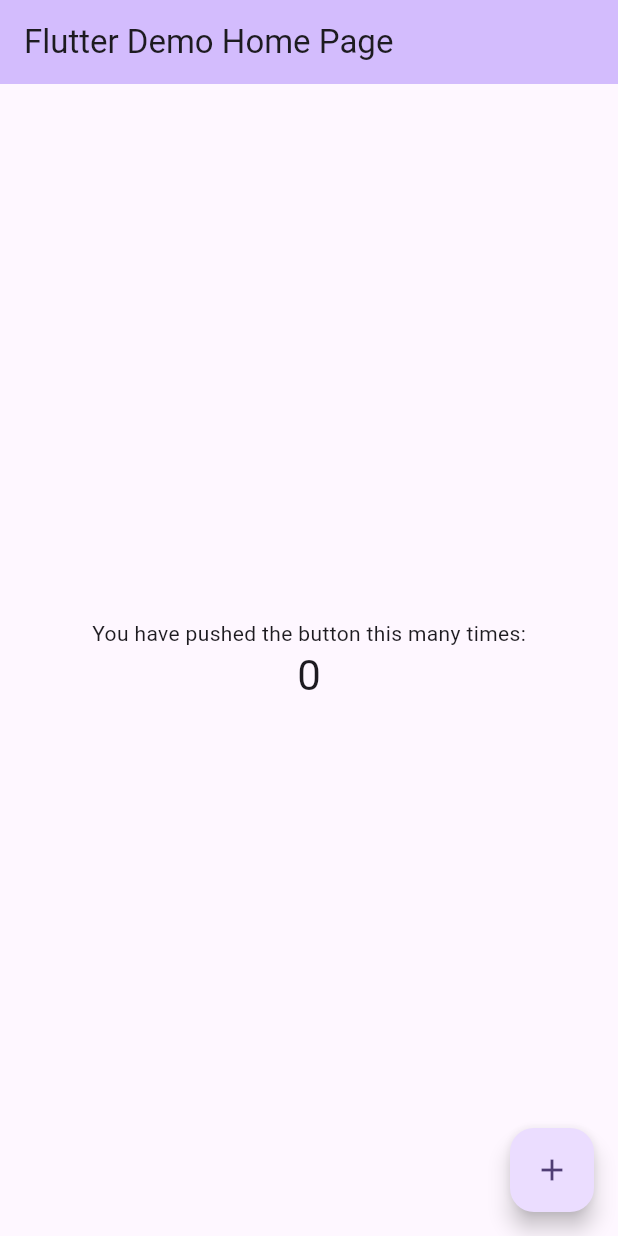
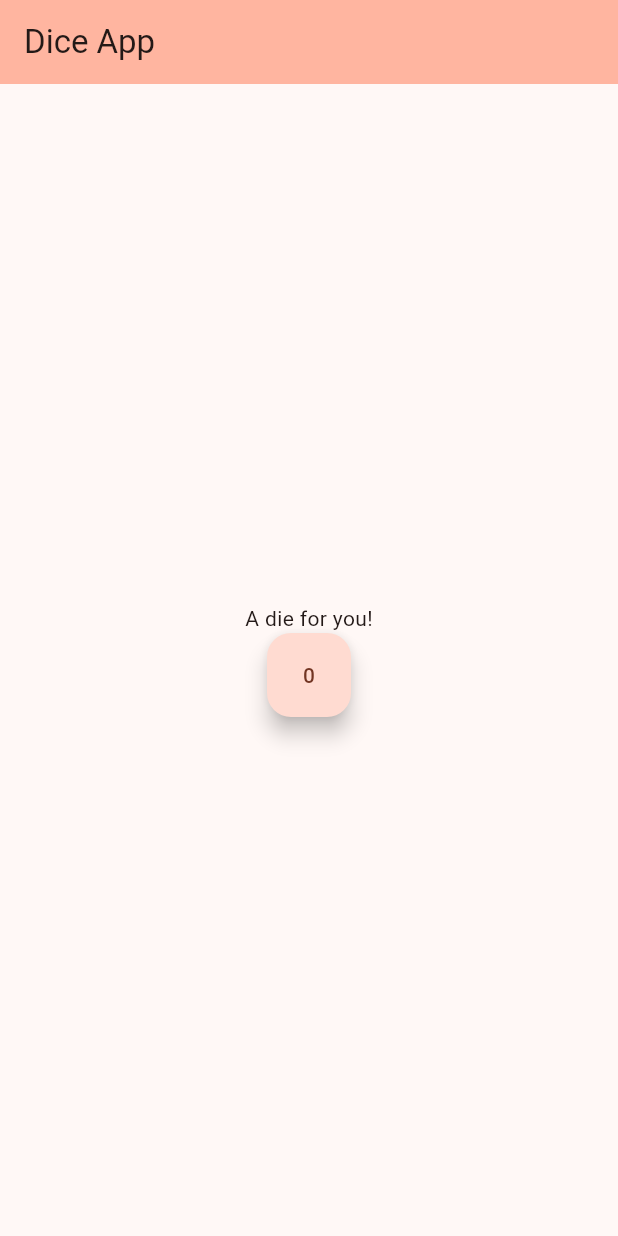
Before and after one commit to potentiallylucas/lucas_flutter, a Flutter app: the screen it shows after launch, on a phone screen of 412 x 824 dp. Run offline on Flutter 3.47's test engine with Material 3 defaults, Android fonts, the light colour scheme and no system bars.

Commit message:
made dice app

```diff
--- a/lib/main.dart
+++ b/lib/main.dart
@@ -1,4 +1,5 @@
 import 'package:flutter/material.dart';
+import 'dart:math';
 
 void main() {
   runApp(const MyApp());
@@ -7,31 +8,15 @@
 class MyApp extends StatelessWidget {
   const MyApp({super.key});
 
-  // This widget is the root of your application.
   @override
   Widget build(BuildContext context) {
     return MaterialApp(
       title: 'Flutter Demo',
       theme: ThemeData(
-        // This is the theme of your application.
-        //
-        // TRY THIS: Try running your application with "flutter run". You'll see
-        // the application has a purple toolbar. Then, without quitting the app,
-        // try changing the seedColor in the colorScheme below to Colors.green
-        // and then invoke "hot reload" (save your changes or press the "hot
-        // reload" button in a Flutter-supported IDE, or press "r" if you used
-        // the command line to start the app).
-        //
-        // Notice that the counter didn't reset back to zero; the application
-        // state is not lost during the reload. To reset the state, use hot
-        // restart instead.
-        //
-        // This works for code too, not just values: Most code changes can be
-        // tested with just a hot reload.
-        colorScheme: ColorScheme.fromSeed(seedColor: Colors.deepPurple),
+        colorScheme: ColorScheme.fromSeed(seedColor: Colors.deepOrange),
         useMaterial3: true,
       ),
-      home: const MyHomePage(title: 'Flutter Demo Home Page'),
+      home: const MyHomePage(title: 'Dice App'),
     );
   }
 }
@@ -39,14 +24,6 @@
 class MyHomePage extends StatefulWidget {
   const MyHomePage({super.key, required this.title});
 
-  // This widget is the home page of your application. It is stateful, meaning
-  // that it has a State object (defined below) that contains fields that affect
-  // how it looks.
-
-  // This class is the configuration for the state. It holds the values (in this
-  // case the title) provided by the parent (in this case the App widget) and
-  // used by the build method of the State. Fields in a Widget subclass are
-  // always marked "final".
 
   final String title;
 
@@ -55,71 +32,43 @@
 }
 
 class _MyHomePageState extends State<MyHomePage> {
-  int _counter = 0;
+  int result = 0;
 
-  void _incrementCounter() {
+  void diceRoll() {
     setState(() {
-      // This call to setState tells the Flutter framework that something has
-      // changed in this State, which causes it to rerun the build method below
-      // so that the display can reflect the updated values. If we changed
-      // _counter without calling setState(), then the build method would not be
-      // called again, and so nothing would appear to happen.
-      _counter++;
+
+      result = Random().nextInt(6) + 1;
     });
   }
 
   @override
   Widget build(BuildContext context) {
-    // This method is rerun every time setState is called, for instance as done
-    // by the _incrementCounter method above.
-    //
-    // The Flutter framework has been optimized to make rerunning build methods
-    // fast, so that you can just rebuild anything that needs updating rather
-    // than having to individually change instances of widgets.
+
     return Scaffold(
       appBar: AppBar(
-        // TRY THIS: Try changing the color here to a specific color (to
-        // Colors.amber, perhaps?) and trigger a hot reload to see the AppBar
-        // change color while the other colors stay the same.
+
         backgroundColor: Theme.of(context).colorScheme.inversePrimary,
-        // Here we take the value from the MyHomePage object that was created by
-        // the App.build method, and use it to set our appbar title.
+
         title: Text(widget.title),
       ),
       body: Center(
-        // Center is a layout widget. It takes a single child and positions it
-        // in the middle of the parent.
+
         child: Column(
-          // Column is also a layout widget. It takes a list of children and
-          // arranges them vertically. By default, it sizes itself to fit its
-          // children horizontally, and tries to be as tall as its parent.
-          //
-          // Column has various properties to control how it sizes itself and
-          // how it positions its children. Here we use mainAxisAlignment to
-          // center the children vertically; the main axis here is the vertical
-          // axis because Columns are vertical (the cross axis would be
-          // horizontal).
-          //
-          // TRY THIS: Invoke "debug painting" (choose the "Toggle Debug Paint"
-          // action in the IDE, or press "p" in the console), to see the
-          // wireframe for each widget.
           mainAxisAlignment: MainAxisAlignment.center,
           children: <Widget>[
             const Text(
-              'You have pushed the button this many times:',
+              'A die for you!',
             ),
-            Text(
-              '$_counter',
-              style: Theme.of(context).textTheme.headlineMedium,
+            FloatingActionButton(
+              onPressed: diceRoll,
+              tooltip: 'Roll!',
+              child: Text(
+                '$result'
+              )
             ),
           ],
         ),
       ),
-      floatingActionButton: FloatingActionButton(
-        onPressed: _incrementCounter,
-        tooltip: 'Increment',
-        child: const Icon(Icons.add),
-      ), // This trailing comma makes auto-formatting nicer for build methods.
     );
   }
 }
```
